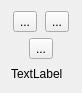
Before: the Qt Designer form krita/plugins/extensions/dockers/animation/wdg_animation.ui in KDE/krita, drawn with Qt 5.
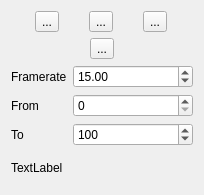
After: the same form once the commit is applied.

Commit message:
Add animation playback
This is a quick and dirty hack for use during testing until a proper
one can be implemented.

Known issue: user needs to visit each frame manually to populate the
cache for playback.

What changed in the file:
```diff
--- a/krita/plugins/extensions/dockers/animation/wdg_animation.ui
+++ b/krita/plugins/extensions/dockers/animation/wdg_animation.ui
@@ -6,8 +6,8 @@
    <rect>
     <x>0</x>
     <y>0</y>
-    <width>82</width>
-    <height>93</height>
+    <width>204</width>
+    <height>195</height>
    </rect>
   </property>
   <property name="windowTitle">
@@ -23,6 +23,13 @@
        </property>
       </widget>
      </item>
+     <item>
+      <widget class="QToolButton" name="btnPlay">
+       <property name="text">
+        <string>...</string>
+       </property>
+      </widget>
+     </item>
      <item>
       <widget class="QToolButton" name="btnNextFrame">
        <property name="text">
@@ -43,6 +50,51 @@
      </item>
     </layout>
    </item>
+   <item>
+    <layout class="QFormLayout" name="formLayout">
+     <item row="1" column="0">
+      <widget class="QLabel" name="lblFramerate">
+       <property name="text">
+        <string>Framerate</string>
+       </property>
+      </widget>
+     </item>
+     <item row="1" column="1">
+      <widget class="QDoubleSpinBox" name="doubleFramerate">
+       <property name="value">
+        <double>15.000000000000000</double>
+       </property>
+      </widget>
+     </item>
+     <item row="2" column="0">
+      <widget class="QLabel" name="label">
+       <property name="text">
+        <string>From</string>
+       </property>
+      </widget>
+     </item>
+     <item row="3" column="0">
+      <widget class="QLabel" name="label_2">
+       <property name="text">
+        <string>To</string>
+       </property>
+      </widget>
+     </item>
+     <item row="2" column="1">
+      <widget class="QSpinBox" name="spinFromFrame"/>
+     </item>
+     <item row="3" column="1">
+      <widget class="QSpinBox" name="spinToFrame">
+       <property name="maximum">
+        <number>1000</number>
+       </property>
+       <property name="value">
+        <number>100</number>
+       </property>
+      </widget>
+     </item>
+    </layout>
+   </item>
    <item>
     <widget class="QLabel" name="lblInfo">
      <property name="text">
```
The commit also changes 13 other files.
